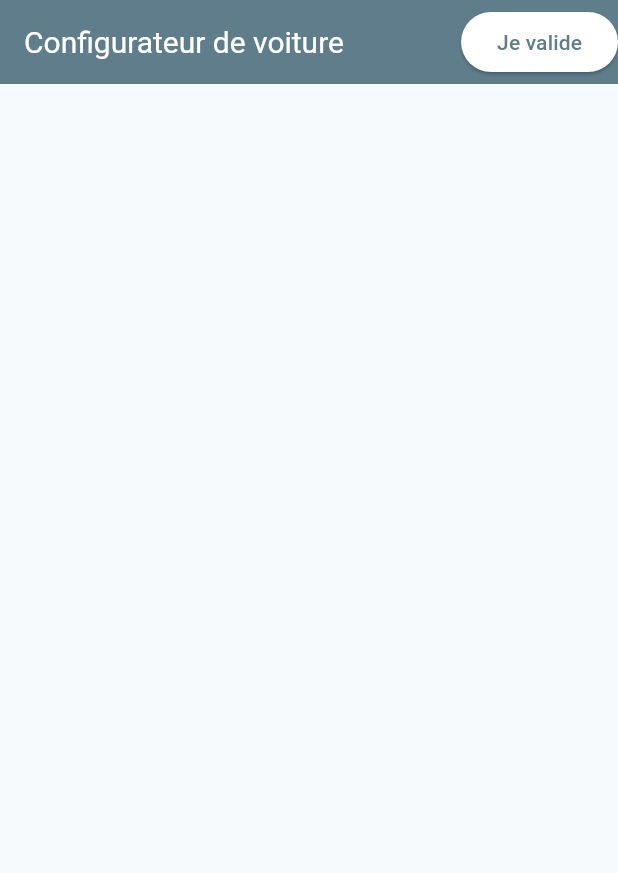
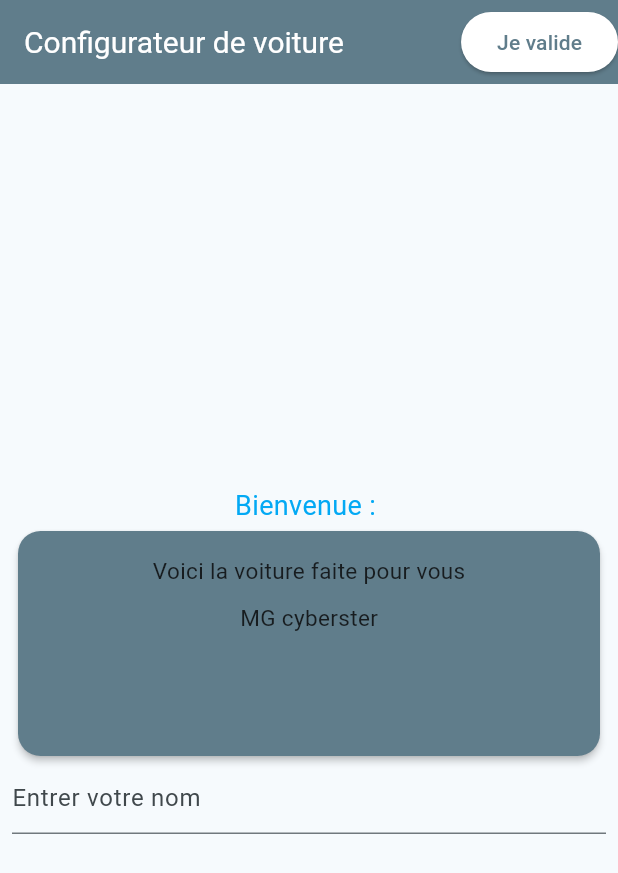
Before and after one commit to KifK2f/config_voiture_app_flutter, a Flutter app: the screen it shows after launch, on a phone screen of 412 x 824 dp. Shown: the top 873 px of the screen. Run offline on Flutter 3.47's test engine with Material 3 defaults, Android fonts, the phone set to English and light mode, and no system bars.

Commit message:
Textfield pour entrer le nom

```diff
--- a/lib/home_page.dart
+++ b/lib/home_page.dart
@@ -13,8 +13,23 @@
 
 class _HomePageState extends State<HomePage>{
 
+  late TextEditingController _controller;
+
   void unfocusMethod(){
     FocusScope.of(context).requestFocus(FocusNode());
+  }
+
+  //Initialisation de _controller
+  @override
+  void initState(){
+    super.initState();
+    _controller = TextEditingController();
+  }
+
+  @override
+  void dispose(){
+    _controller.dispose(); //On le mets avant le dispose
+    super.dispose();
   }
 
   @override
@@ -48,11 +63,56 @@
         backgroundColor: Colors.blueGrey,
       ),
       body: Center(
-        child: Column(
-          mainAxisAlignment: MainAxisAlignment.spaceEvenly,
-          children: [
+        child: SingleChildScrollView(
+          padding: const EdgeInsets.all(8),
+          child: Column(
+            mainAxisAlignment: MainAxisAlignment.spaceEvenly,
+            children: [
+              //Texte de bienvenue
+              Text(
+                  "Bienvenue : ${_controller.text}",
+                  style: TextStyle(
+                    color: Colors.lightBlue,
+                    fontSize: 18
+                  ),
+              ),
 
-          ],
+              //Card qui affiche les images
+              Card(
+                color: Colors.blueGrey,
+                elevation: 2,
+                shape: RoundedRectangleBorder(
+                  borderRadius: BorderRadius.circular(15),
+                ),
+                child: Container(
+                  width: 500,
+                  height: 150,
+                  padding: const EdgeInsets.all(16),
+                  child: const Column(
+                    crossAxisAlignment: CrossAxisAlignment.center,
+                    children: [
+                      Text(
+                          "Voici la voiture faite pour vous",
+                          style: TextStyle(fontSize: 15),
+                      ),
+                      SizedBox(height: 10),
+                      Text(
+                        "MG cyberster",
+                        style: TextStyle(fontSize: 15),
+                      ),                    ],
+                  ),
+                ),
+              ),
+
+
+              TextField(
+                controller: _controller,
+                decoration: InputDecoration(
+                  hintText: "Entrer votre nom"
+                ),
+              )
+            ],
+          ),
         ),
       ),
     );
```
